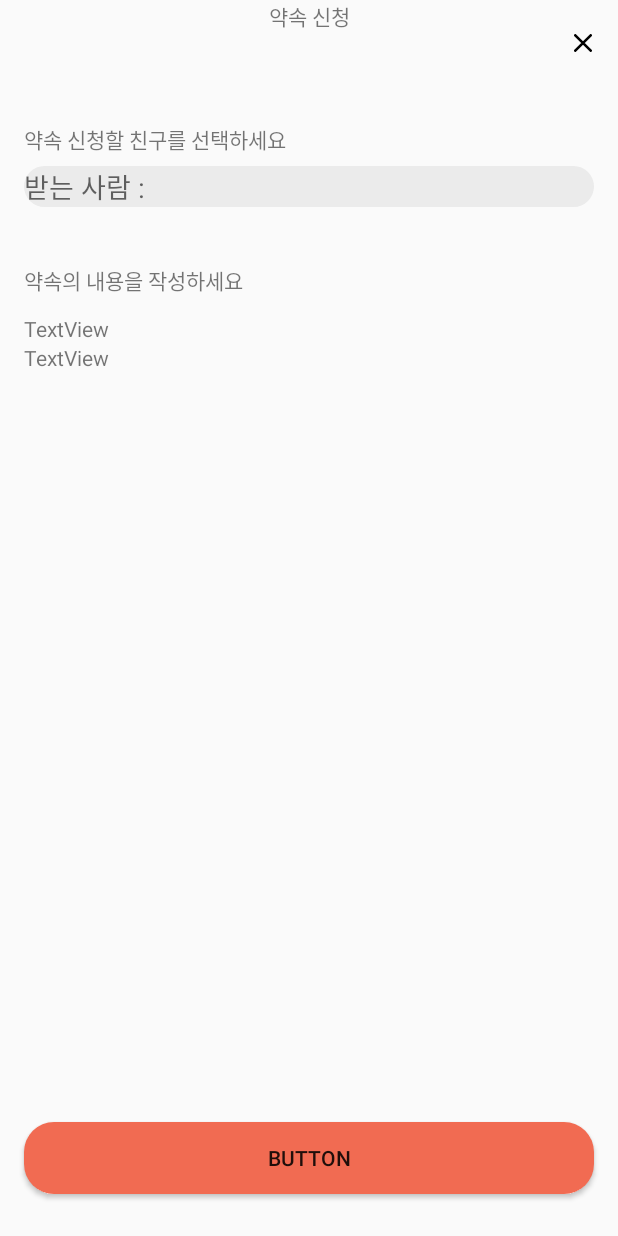
After one commit to TeamSeeMeet/SeeMeet-Android, an Android app: the FirstApplyFragment screen opened directly, with no data from a screen before it, on a phone screen of 412 x 824 dp. The commit adds this screen. Run offline under Robolectric (Android 15) with nearby library versions, the phone set to English and light mode, and no system bars.

Commit message:
[FEAT] 약속 신청 navigationComponent 적용

```diff
--- a/app/build.gradle
+++ b/app/build.gradle
@@ -48,4 +48,7 @@ dependencies {
     testImplementation 'junit:junit:4.+'
     androidTestImplementation 'androidx.test.ext:junit:1.1.3'
     androidTestImplementation 'androidx.test.espresso:espresso-core:3.4.0'
+    //navigation component
+    implementation 'androidx.navigation:navigation-fragment-ktx:2.3.5'
+    implementation 'androidx.navigation:navigation-ui-ktx:2.3.5'
 }
--- a/app/src/main/java/org/seemeet/seemeet/ui/apply/ApplyActivity.kt
+++ b/app/src/main/java/org/seemeet/seemeet/ui/apply/ApplyActivity.kt
@@ -4,14 +4,30 @@ import android.content.Context
 import android.content.Intent
 import android.os.Bundle
 import androidx.appcompat.app.AppCompatActivity
+import androidx.fragment.app.Fragment
 import org.seemeet.seemeet.R
+import org.seemeet.seemeet.databinding.ActivityApplyBinding
 
 class ApplyActivity : AppCompatActivity() {
+    private val binding: ActivityApplyBinding by lazy {
+        ActivityApplyBinding.inflate(layoutInflater)
+    }
+
+    private val firstApplyFragment by lazy { FirstApplyFragment() }
+    private val secondApplyFragment by lazy { SecondApplyFragment() }
+
     override fun onCreate(savedInstanceState: Bundle?) {
         super.onCreate(savedInstanceState)
-        setContentView(R.layout.activity_apply)
+        setContentView(binding.root)
+
     }
 
+    fun changeFragment(fragment: Fragment) {
+        supportFragmentManager
+            .beginTransaction()
+            .replace(R.id.container_navHost_apply, fragment)
+            .commit()
+    }
     companion object {
         fun start(context: Context) {
             val intent = Intent(context, ApplyActivity::class.java)
--- /dev/null
+++ b/app/src/main/java/org/seemeet/seemeet/ui/apply/FirstApplyFragment.kt
@@ -0,0 +1,36 @@
+package org.seemeet.seemeet.ui.apply
+
+import android.os.Bundle
+import android.view.LayoutInflater
+import android.view.View
+import android.view.ViewGroup
+import androidx.fragment.app.Fragment
+import androidx.navigation.fragment.findNavController
+import org.seemeet.seemeet.MainActivity
+import org.seemeet.seemeet.R
+import org.seemeet.seemeet.databinding.FragmentFirstApplyBinding
+
+
+class FirstApplyFragment : Fragment() {
+
+    private var _binding: FragmentFirstApplyBinding? = null
+    val binding get() = _binding!!
+
+    override fun onCreateView(
+        inflater: LayoutInflater, container: ViewGroup?,
+        savedInstanceState: Bundle?
+    ): View? {
+        _binding = FragmentFirstApplyBinding.inflate(layoutInflater)
+
+        binding.btnNext.setOnClickListener{
+            findNavController().navigate(R.id.action_firstApplyFragment_to_secondApplyFragment)
+        }
+        return binding.root
+    }
+
+    override fun onDestroyView(){
+        super.onDestroyView()
+        _binding = null
+    }
+
+}
--- /dev/null
+++ b/app/src/main/java/org/seemeet/seemeet/ui/apply/SecondApplyFragment.kt
@@ -0,0 +1,20 @@
+package org.seemeet.seemeet.ui.apply
+
+import android.os.Bundle
+import androidx.fragment.app.Fragment
+import android.view.LayoutInflater
+import android.view.View
+import android.view.ViewGroup
+import org.seemeet.seemeet.R
+
+class SecondApplyFragment : Fragment() {
+
+
+    override fun onCreateView(
+        inflater: LayoutInflater, container: ViewGroup?,
+        savedInstanceState: Bundle?
+    ): View? {
+        return inflater.inflate(R.layout.fragment_second_apply, container, false)
+    }
+
+}
--- /dev/null
+++ b/app/src/main/res/drawable/ic_x.xml
@@ -0,0 +1,10 @@
+<vector xmlns:android="http://schemas.android.com/apk/res/android"
+    android:width="14dp"
+    android:height="14dp"
+    android:viewportWidth="14"
+    android:viewportHeight="14">
+  <path
+      android:pathData="M0.3037,1.7703C-0.1012,1.3653 -0.1012,0.7087 0.3037,0.3037C0.7087,-0.1012 1.3654,-0.1012 1.7703,0.3037L7,5.5334L12.2297,0.3037C12.6347,-0.1012 13.2913,-0.1012 13.6963,0.3037C14.1012,0.7087 14.1012,1.3654 13.6963,1.7703L8.4666,7L13.6963,12.2297C14.1012,12.6347 14.1012,13.2913 13.6963,13.6963C13.2913,14.1012 12.6347,14.1012 12.2297,13.6963L7,8.4666L1.7703,13.6963C1.3654,14.1012 0.7087,14.1012 0.3037,13.6963C-0.1012,13.2913 -0.1012,12.6347 0.3037,12.2297L5.5334,7L0.3037,1.7703Z"
+      android:fillColor="#1C1C1C"
+      android:fillType="evenOdd"/>
+</vector>
--- a/app/src/main/res/layout/activity_apply.xml
+++ b/app/src/main/res/layout/activity_apply.xml
@@ -1,14 +1,41 @@
 <?xml version="1.0" encoding="utf-8"?>
 <androidx.constraintlayout.widget.ConstraintLayout xmlns:android="http://schemas.android.com/apk/res/android"
+    xmlns:app="http://schemas.android.com/apk/res-auto"
     xmlns:tools="http://schemas.android.com/tools"
     android:layout_width="match_parent"
     android:layout_height="match_parent"
     tools:context=".ui.apply.ApplyActivity">
 
     <TextView
+        android:id="@+id/textView4"
+        android:layout_width="wrap_content"
+        android:layout_height="58dp"
+        android:text="약속 신청"
+        app:layout_constraintEnd_toEndOf="parent"
+        app:layout_constraintStart_toStartOf="parent"
+        app:layout_constraintTop_toTopOf="parent" />
+
+
+    <ImageView
+        android:id="@+id/imageView"
+        android:layout_width="wrap_content"
+        android:layout_height="wrap_content"
+        android:layout_marginTop="5dp"
+        android:padding="17dp"
+        app:layout_constraintEnd_toEndOf="parent"
+        app:layout_constraintTop_toTopOf="parent"
+        app:srcCompat="@drawable/ic_close" />
+
+    <androidx.fragment.app.FragmentContainerView
+        android:id="@+id/container_navHost_apply"
+        android:name="androidx.navigation.fragment.NavHostFragment"
         android:layout_width="match_parent"
-        android:layout_height="match_parent"
-        android:gravity="center"
-        android:text="@string/label_apply" />
+        android:layout_height="0dp"
+        app:defaultNavHost="true"
+        app:layout_constraintBottom_toBottomOf="parent"
+        app:layout_constraintEnd_toEndOf="parent"
+        app:layout_constraintStart_toStartOf="parent"
+        app:layout_constraintTop_toBottomOf="@+id/textView4"
+        app:navGraph="@navigation/nav_apply" />
 
 </androidx.constraintlayout.widget.ConstraintLayout>
--- /dev/null
+++ b/app/src/main/res/layout/fragment_first_apply.xml
@@ -0,0 +1,126 @@
+<?xml version="1.0" encoding="utf-8"?>
+<androidx.constraintlayout.widget.ConstraintLayout xmlns:android="http://schemas.android.com/apk/res/android"
+    xmlns:app="http://schemas.android.com/apk/res-auto"
+    xmlns:tools="http://schemas.android.com/tools"
+    android:id="@+id/frameLayout"
+    android:layout_width="match_parent"
+    android:layout_height="match_parent"
+    tools:context=".ui.apply.FirstApplyFragment">
+
+    <TextView
+        android:id="@+id/textView3"
+        android:layout_width="0dp"
+        android:layout_height="wrap_content"
+        android:layout_marginStart="16dp"
+        android:layout_marginTop="24dp"
+        android:text="약속 신청할 "
+        app:layout_constraintStart_toStartOf="parent"
+        app:layout_constraintTop_toTopOf="parent" />
+
+    <TextView
+        android:id="@+id/textView2"
+        android:layout_width="wrap_content"
+        android:layout_height="wrap_content"
+        android:text="친구"
+        app:layout_constraintStart_toEndOf="@+id/textView3"
+        app:layout_constraintTop_toTopOf="@+id/textView3" />
+
+    <TextView
+        android:id="@+id/textView9"
+        android:layout_width="wrap_content"
+        android:layout_height="wrap_content"
+        android:text="를 선택하세요"
+        app:layout_constraintStart_toEndOf="@+id/textView2"
+        app:layout_constraintTop_toTopOf="@+id/textView2" />
+
+    <EditText
+        android:id="@+id/et_to_who"
+        android:layout_width="0dp"
+        android:layout_height="wrap_content"
+        android:layout_marginTop="7dp"
+        android:layout_marginEnd="16dp"
+        android:background="@drawable/rectangle_gray_radius_20"
+        android:ems="10"
+        android:hint="받는 사람 :"
+        android:inputType="textPersonName"
+        app:layout_constraintEnd_toEndOf="parent"
+        app:layout_constraintStart_toStartOf="@+id/textView3"
+        app:layout_constraintTop_toBottomOf="@+id/textView3" />
+
+    <TextView
+        android:id="@+id/textView5"
+        android:layout_width="wrap_content"
+        android:layout_height="wrap_content"
+        android:layout_marginTop="38dp"
+        android:text="약속의 "
+        app:layout_constraintStart_toStartOf="@+id/textView3"
+        app:layout_constraintTop_toBottomOf="@+id/et_to_who" />
+
+    <TextView
+        android:id="@+id/textView10"
+        android:layout_width="wrap_content"
+        android:layout_height="wrap_content"
+        android:text="내용"
+        app:layout_constraintStart_toEndOf="@+id/textView5"
+        app:layout_constraintTop_toTopOf="@+id/textView5" />
+
+    <TextView
+        android:id="@+id/textView11"
+        android:layout_width="wrap_content"
+        android:layout_height="wrap_content"
+        android:text="을 작성하세요"
+        app:layout_constraintStart_toEndOf="@+id/textView10"
+        app:layout_constraintTop_toTopOf="@+id/textView10" />
+
+    <androidx.constraintlayout.widget.ConstraintLayout
+        android:id="@+id/cl_content"
+        android:layout_width="match_parent"
+        android:layout_height="255dp"
+        android:layout_marginStart="16dp"
+        android:layout_marginTop="12dp"
+        android:layout_marginEnd="16dp"
+        app:layout_constraintEnd_toEndOf="parent"
+        app:layout_constraintStart_toStartOf="parent"
+        app:layout_constraintTop_toBottomOf="@+id/textView5">
+
+        <TextView
+            android:id="@+id/textView7"
+            android:layout_width="wrap_content"
+            android:layout_height="wrap_content"
+            android:text="TextView"
+            app:layout_constraintStart_toStartOf="parent"
+            app:layout_constraintTop_toTopOf="parent" />
+
+        <TextView
+            android:id="@+id/textView8"
+            android:layout_width="wrap_content"
+            android:layout_height="wrap_content"
+            android:text="TextView"
+            app:layout_constraintStart_toStartOf="parent"
+            app:layout_constraintTop_toBottomOf="@+id/textView7" />
+
+    </androidx.constraintlayout.widget.ConstraintLayout>
+
+    <View
+        android:id="@+id/apply_line"
+        android:layout_width="0dp"
+        android:layout_height="1dp"
+        android:layout_marginBottom="16dp"
+        app:layout_constraintBottom_toTopOf="@+id/btn_next"
+        app:layout_constraintEnd_toEndOf="parent"
+        app:layout_constraintStart_toStartOf="parent" />
+
+    <androidx.appcompat.widget.AppCompatButton
+        android:id="@+id/btn_next"
+        android:layout_width="0dp"
+        android:layout_height="wrap_content"
+        android:layout_marginStart="16dp"
+        android:layout_marginEnd="16dp"
+        android:layout_marginBottom="28dp"
+        android:background="@drawable/rectangle_orange_radius_20"
+        android:text="Button"
+        app:layout_constraintBottom_toBottomOf="parent"
+        app:layout_constraintEnd_toEndOf="parent"
+        app:layout_constraintStart_toStartOf="parent" />
+
+</androidx.constraintlayout.widget.ConstraintLayout>
--- /dev/null
+++ b/app/src/main/res/layout/fragment_second_apply.xml
@@ -0,0 +1,14 @@
+<?xml version="1.0" encoding="utf-8"?>
+<FrameLayout xmlns:android="http://schemas.android.com/apk/res/android"
+    xmlns:tools="http://schemas.android.com/tools"
+    android:layout_width="match_parent"
+    android:layout_height="match_parent"
+    tools:context=".ui.apply.SecondApplyFragment">
+
+    <!-- TODO: Update blank fragment layout -->
+    <TextView
+        android:layout_width="match_parent"
+        android:layout_height="match_parent"
+        android:text="@string/hello_blank_fragment" />
+
+</FrameLayout>
--- /dev/null
+++ b/app/src/main/res/navigation/nav_apply.xml
@@ -0,0 +1,22 @@
+<?xml version="1.0" encoding="utf-8"?>
+<navigation xmlns:android="http://schemas.android.com/apk/res/android"
+    xmlns:app="http://schemas.android.com/apk/res-auto"
+    xmlns:tools="http://schemas.android.com/tools"
+    android:id="@+id/nav_apply"
+    app:startDestination="@id/firstApplyFragment">
+
+    <fragment
+        android:id="@+id/firstApplyFragment"
+        android:name="org.seemeet.seemeet.ui.apply.FirstApplyFragment"
+        android:label="fragment_first_apply"
+        tools:layout="@layout/fragment_first_apply" >
+        <action
+            android:id="@+id/action_firstApplyFragment_to_secondApplyFragment"
+            app:destination="@id/secondApplyFragment" />
+    </fragment>
+    <fragment
+        android:id="@+id/secondApplyFragment"
+        android:name="org.seemeet.seemeet.ui.apply.SecondApplyFragment"
+        android:label="fragment_second_apply"
+        tools:layout="@layout/fragment_second_apply" />
+</navigation>
```
